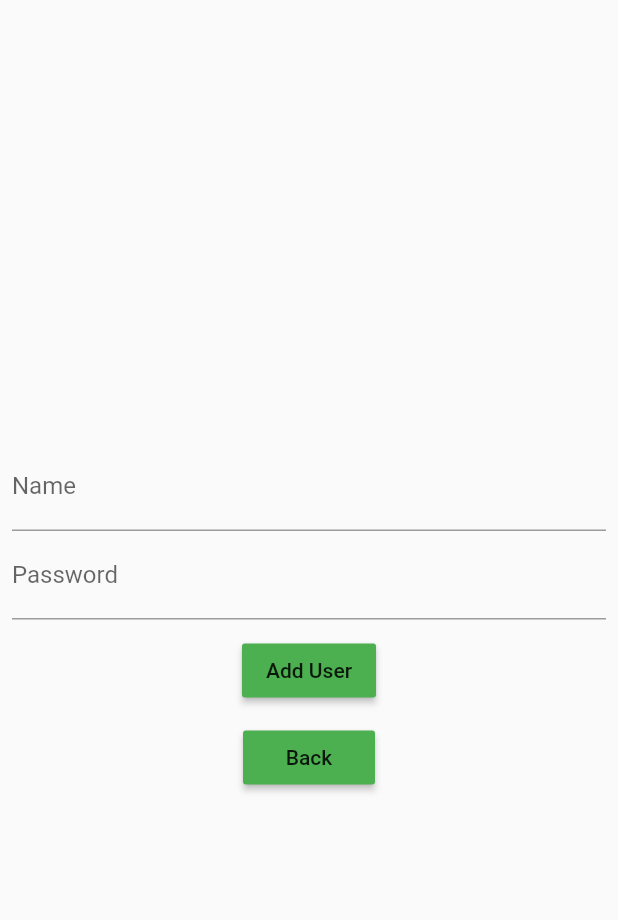
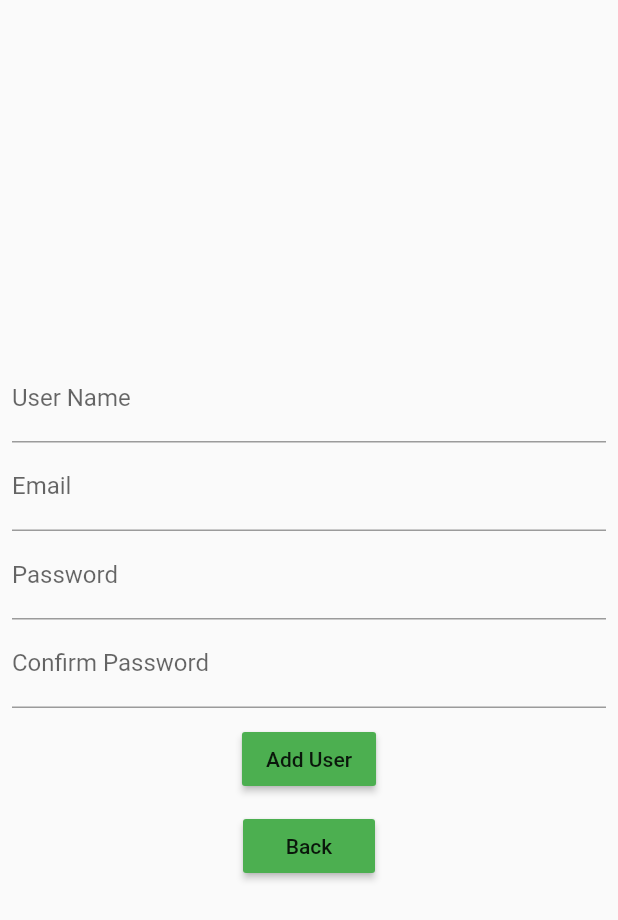
Before and after one commit to tanmayjain69/flt_sm, a Flutter app: the RegisterScreen screen opened by its route, after a tap on "Add User", on a phone screen of 412 x 824 dp. Shown: the top 920 px of the screen. Run offline on Flutter 3.47's test engine with Material 2 defaults, Android fonts, the phone set to English and light mode, and no system bars; our stand-ins replace dio, fluttertoast; network calls fail.

Commit message:
minor fix

```diff
--- a/lib/screens/registerscreen.dart
+++ b/lib/screens/registerscreen.dart
@@ -8,7 +8,7 @@ class RegisterScreen extends StatefulWidget {
 }
 
 class _RegisterScreenState extends State<RegisterScreen> {
-  var name,password,token;
+  var name,password,email,firstName,token;
   @override
   Widget build(BuildContext context) {
     return Scaffold(
@@ -19,12 +19,23 @@ class _RegisterScreenState extends State<RegisterScreen> {
           children: <Widget>[
             TextField(
             decoration: InputDecoration(
-              labelText: 'Name'
+              labelText: 'User Name'
             ),
             onChanged: (val){
               name = val;
             },
+
             ),
+            TextField(
+            decoration: InputDecoration(
+              labelText: 'Email'
+            ),
+            onChanged: (val){
+              email = val;
+            },
+
+            ),
+
             TextField(
             obscureText: true,
             decoration: InputDecoration(
@@ -34,12 +45,20 @@ class _RegisterScreenState extends State<RegisterScreen> {
               password = val;
             }
             ),
+            TextField(
+            obscureText: true,
+            decoration: InputDecoration(
+              labelText: 'Confirm Password'
+            ),
+
+
+            ),
             SizedBox(height: 10.0),
             RaisedButton(
               child: Text('Add User'),
               color:  Colors.green,
               onPressed: (){
-                AuthService().addUser(name, password).then((val){
+                AuthService().addUser(name, password, email).then((val){
 
                     Fluttertoast.showToast(msg:
                     val.data['msg'],
--- a/lib/services/authenticate.dart
+++ b/lib/services/authenticate.dart
@@ -31,9 +31,11 @@ class AuthService{
 
   }
 
-  addUser(name,password) async {
+  addUser(name,password,email) async {
     return await dio.post('http://192.168.1.13:3000/adduser',data: {
-     "name":name , "password":password
+     "name":name ,
+     "email":email,
+      "password":password
     }, options: Options (contentType: Headers.formUrlEncodedContentType)
     );
   }
```
Also changed, not shown: 2 other files.
